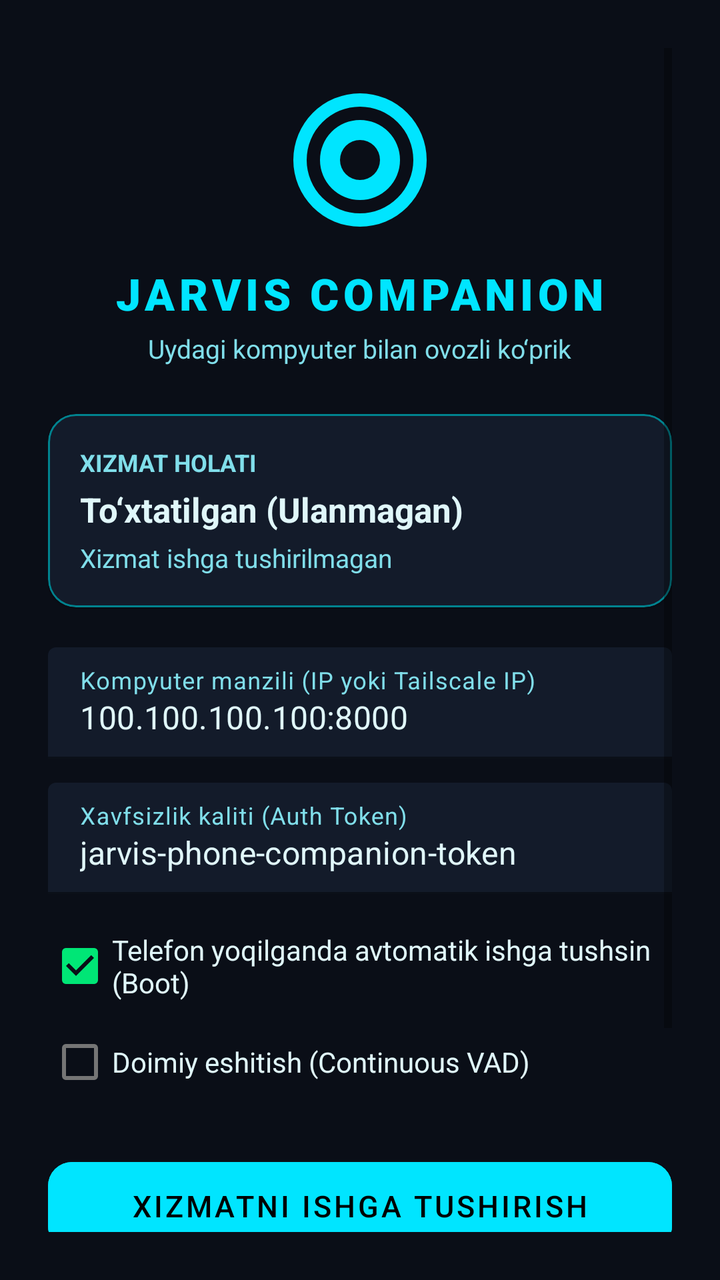
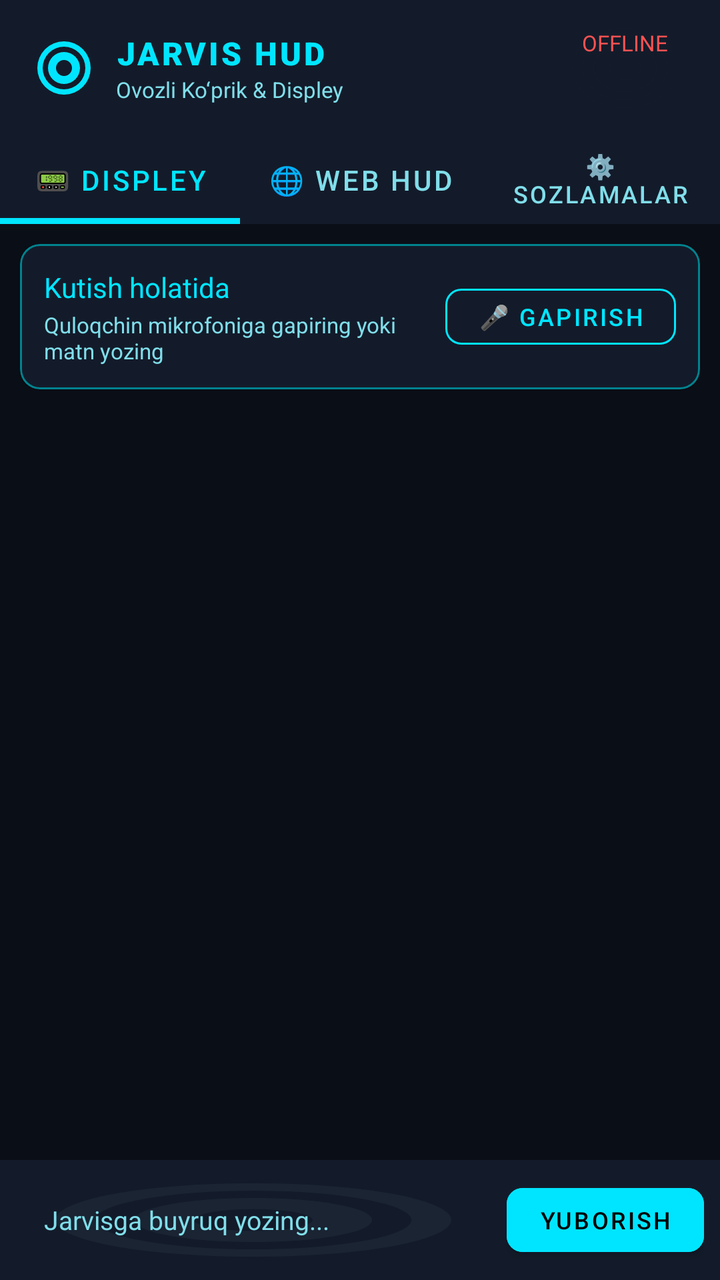

An Android layout rendered at two revisions. The XML below is the earlier revision; the diff shows what the commit changed to produce the second picture.
<!-- AndroidManifest.xml: application theme Theme.JarvisCompanion -->
<!-- res/layout/activity_main.xml -->
<?xml version="1.0" encoding="utf-8"?>
<ScrollView xmlns:android="http://schemas.android.com/apk/res/android"
    xmlns:app="http://schemas.android.com/apk/res-auto"
    android:layout_width="match_parent"
    android:layout_height="match_parent"
    android:background="@color/jarvis_bg"
    android:fillViewport="true"
    android:padding="24dp">

    <LinearLayout
        android:layout_width="match_parent"
        android:layout_height="wrap_content"
        android:gravity="center_horizontal"
        android:orientation="vertical">

        
        <ImageView
            android:id="@+id/ivLogo"
            android:layout_width="80dp"
            android:layout_height="80dp"
            android:layout_marginTop="16dp"
            android:src="@drawable/ic_jarvis"
            app:tint="@color/jarvis_cyan" />

        <TextView
            android:layout_width="wrap_content"
            android:layout_height="wrap_content"
            android:layout_marginTop="12dp"
            android:fontFamily="sans-serif-black"
            android:letterSpacing="0.1"
            android:text="JARVIS COMPANION"
            android:textColor="@color/jarvis_cyan"
            android:textSize="22sp" />

        <TextView
            android:layout_width="wrap_content"
            android:layout_height="wrap_content"
            android:layout_marginTop="4dp"
            android:text="Uydagi kompyuter bilan ovozli ko‘prik"
            android:textColor="@color/jarvis_text_dim"
            android:textSize="13sp" />

        
        <com.google.android.material.card.MaterialCardView
            android:layout_width="match_parent"
            android:layout_height="wrap_content"
            android:layout_marginTop="24dp"
            app:cardBackgroundColor="@color/jarvis_card"
            app:cardCornerRadius="14dp"
            app:strokeColor="@color/jarvis_dark_cyan"
            app:strokeWidth="1dp">

            <LinearLayout
                android:layout_width="match_parent"
                android:layout_height="wrap_content"
                android:orientation="vertical"
                android:padding="16dp">

                <TextView
                    android:id="@+id/tvStatusTitle"
                    android:layout_width="wrap_content"
                    android:layout_height="wrap_content"
                    android:text="XIZMAT HOLATI"
                    android:textColor="@color/jarvis_text_dim"
                    android:textSize="12sp"
                    android:textStyle="bold" />

                <TextView
                    android:id="@+id/tvStatus"
                    android:layout_width="wrap_content"
                    android:layout_height="wrap_content"
                    android:layout_marginTop="4dp"
                    android:text="To‘xtatilgan (Ulanmagan)"
                    android:textColor="@color/jarvis_text"
                    android:textSize="17sp"
                    android:textStyle="bold" />

                <TextView
                    android:id="@+id/tvSubStatus"
                    android:layout_width="wrap_content"
                    android:layout_height="wrap_content"
                    android:layout_marginTop="4dp"
                    android:text="Xizmat ishga tushirilmagan"
                    android:textColor="@color/jarvis_text_dim"
                    android:textSize="13sp" />
            </LinearLayout>
        </com.google.android.material.card.MaterialCardView>

        
        <com.google.android.material.textfield.TextInputLayout
            android:layout_width="match_parent"
            android:layout_height="wrap_content"
            android:layout_marginTop="20dp"
            android:hint="Kompyuter manzili (IP yoki Tailscale IP)"
            android:textColorHint="@color/jarvis_text_dim"
            app:boxBackgroundColor="@color/jarvis_card"
            app:boxStrokeColor="@color/jarvis_cyan">

            <com.google.android.material.textfield.TextInputEditText
                android:id="@+id/etServerAddress"
                android:layout_width="match_parent"
                android:layout_height="wrap_content"
                android:inputType="textUri"
                android:text="100.100.100.100:8000"
                android:textColor="@color/jarvis_text" />
        </com.google.android.material.textfield.TextInputLayout>

        <com.google.android.material.textfield.TextInputLayout
            android:layout_width="match_parent"
            android:layout_height="wrap_content"
            android:layout_marginTop="12dp"
            android:hint="Xavfsizlik kaliti (Auth Token)"
            android:textColorHint="@color/jarvis_text_dim"
            app:boxBackgroundColor="@color/jarvis_card"
            app:boxStrokeColor="@color/jarvis_cyan">

            <com.google.android.material.textfield.TextInputEditText
                android:id="@+id/etAuthToken"
                android:layout_width="match_parent"
                android:layout_height="wrap_content"
                android:inputType="text"
                android:text="jarvis-phone-companion-token"
                android:textColor="@color/jarvis_text" />
        </com.google.android.material.textfield.TextInputLayout>

        
        <CheckBox
            android:id="@+id/cbAutoStart"
            android:layout_width="match_parent"
            android:layout_height="wrap_content"
            android:layout_marginTop="12dp"
            android:checked="true"
            android:text="Telefon yoqilganda avtomatik ishga tushsin (Boot)"
            android:textColor="@color/jarvis_text" />

        <CheckBox
            android:id="@+id/cbContinuous"
            android:layout_width="match_parent"
            android:layout_height="wrap_content"
            android:checked="false"
            android:text="Doimiy eshitish (Continuous VAD)"
            android:textColor="@color/jarvis_text" />

        
        <com.google.android.material.button.MaterialButton
            android:id="@+id/btnToggleService"
            android:layout_width="match_parent"
            android:layout_height="56dp"
            android:layout_marginTop="20dp"
            android:backgroundTint="@color/jarvis_cyan"
            android:fontFamily="sans-serif-medium"
            android:text="XIZMATNI ISHGA TUSHIRISH"
            android:textColor="#000000"
            android:textSize="15sp"
            app:cornerRadius="12dp" />

        
        <TextView
            android:layout_width="match_parent"
            android:layout_height="wrap_content"
            android:layout_marginTop="24dp"
            android:lineSpacingExtra="3dp"
            android:text="ℹ️ Eslatma:\n• Bu ilovani ochib turish SHART EMAS — xizmat yoqilgach, ilovani yopib yuborsangiz ham u fonda xalaqit bermasdan ishlayveradi.\n• Bildirishnoma (Notification) orqali yoki Bluetooth quloqchin tugmasini bosib gapirish mumkin.\n• Cho‘ntakda, ekran o‘chiq bo‘lsa ham aloqa uzilmaydi."
            android:textColor="@color/jarvis_text_dim"
            android:textSize="12sp" />

    </LinearLayout>
</ScrollView>
<!-- resources referenced by this layout -->
<resources>
  <color name="jarvis_bg">#0A0E17</color>
  <color name="jarvis_card">#131B2A</color>
  <color name="jarvis_cyan">#00E5FF</color>
  <color name="jarvis_dark_cyan">#00838F</color>
  <color name="jarvis_text">#E0F7FA</color>
  <color name="jarvis_text_dim">#80DEEA</color>
  <!-- drawable ic_jarvis (drawable) -->
  <vector xmlns:android="http://schemas.android.com/apk/res/android"
      android:width="48dp"
      android:height="48dp"
      android:viewportWidth="24"
      android:viewportHeight="24">
    <path
        android:fillColor="#00E5FF"
        android:pathData="M12,2A10,10 0,0 0,2 12A10,10 0,0 0,12 22A10,10 0,0 0,22 12A10,10 0,0 0,12 2M12,4A8,8 0,0 1,20 12A8,8 0,0 1,12 20A8,8 0,0 1,4 12A8,8 0,0 1,12 4M12,6A6,6 0,0 0,6 12A6,6 0,0 0,12 18A6,6 0,0 0,18 12A6,6 0,0 0,12 6M12,9A3,3 0,0 1,15 12A3,3 0,0 1,12 15A3,3 0,0 1,9 12A3,3 0,0 1,12 9Z"/>
  </vector>
  <style name="Theme.JarvisCompanion" parent="Theme.MaterialComponents.DayNight.NoActionBar">
          <item name="colorPrimary">@color/jarvis_cyan</item>
          <item name="colorPrimaryVariant">@color/jarvis_dark_cyan</item>
          <item name="colorOnPrimary">#000000</item>
          <item name="colorSecondary">@color/jarvis_accent</item>
          <item name="android:statusBarColor">@color/jarvis_bg</item>
          <item name="android:windowBackground">@color/jarvis_bg</item>
      </style>
  <color name="jarvis_accent">#00E676</color>
</resources>

<!-- the commit's change to res/layout/activity_main.xml (unified diff, before → after) -->
@@ -1,168 +1,360 @@
 <?xml version="1.0" encoding="utf-8"?>
-<ScrollView xmlns:android="http://schemas.android.com/apk/res/android"
+<LinearLayout xmlns:android="http://schemas.android.com/apk/res/android"
     xmlns:app="http://schemas.android.com/apk/res-auto"
     android:layout_width="match_parent"
     android:layout_height="match_parent"
     android:background="@color/jarvis_bg"
-    android:fillViewport="true"
-    android:padding="24dp">
-
+    android:orientation="vertical">
+
+    
     <LinearLayout
         android:layout_width="match_parent"
         android:layout_height="wrap_content"
-        android:gravity="center_horizontal"
-        android:orientation="vertical">
-
-        
+        android:background="@color/jarvis_card"
+        android:gravity="center_vertical"
+        android:paddingHorizontal="16dp"
+        android:paddingVertical="10dp">
+
         <ImageView
-            android:id="@+id/ivLogo"
-            android:layout_width="80dp"
-            android:layout_height="80dp"
-            android:layout_marginTop="16dp"
+            android:layout_width="32dp"
+            android:layout_height="32dp"
             android:src="@drawable/ic_jarvis"
             app:tint="@color/jarvis_cyan" />
 
-        <TextView
-            android:layout_width="wrap_content"
-            android:layout_height="wrap_content"
-            android:layout_marginTop="12dp"
-            android:fontFamily="sans-serif-black"
-            android:letterSpacing="0.1"
-            android:text="JARVIS COMPANION"
-            android:textColor="@color/jarvis_cyan"
-            android:textSize="22sp" />
-
-        <TextView
-            android:layout_width="wrap_content"
-            android:layout_height="wrap_content"
-            android:layout_marginTop="4dp"
-            android:text="Uydagi kompyuter bilan ovozli ko‘prik"
-            android:textColor="@color/jarvis_text_dim"
-            android:textSize="13sp" />
-
-        
-        <com.google.android.material.card.MaterialCardView
-            android:layout_width="match_parent"
-            android:layout_height="wrap_content"
-            android:layout_marginTop="24dp"
-            app:cardBackgroundColor="@color/jarvis_card"
-            app:cardCornerRadius="14dp"
-            app:strokeColor="@color/jarvis_dark_cyan"
-            app:strokeWidth="1dp">
-
-            <LinearLayout
-                android:layout_width="match_parent"
-                android:layout_height="wrap_content"
-                android:orientation="vertical"
-                android:padding="16dp">
-
-                <TextView
-                    android:id="@+id/tvStatusTitle"
-                    android:layout_width="wrap_content"
-                    android:layout_height="wrap_content"
-                    android:text="XIZMAT HOLATI"
-                    android:textColor="@color/jarvis_text_dim"
-                    android:textSize="12sp"
-                    android:textStyle="bold" />
-
-                <TextView
-                    android:id="@+id/tvStatus"
-                    android:layout_width="wrap_content"
-                    android:layout_height="wrap_content"
-                    android:layout_marginTop="4dp"
-                    android:text="To‘xtatilgan (Ulanmagan)"
-                    android:textColor="@color/jarvis_text"
-                    android:textSize="17sp"
-                    android:textStyle="bold" />
-
-                <TextView
-                    android:id="@+id/tvSubStatus"
-                    android:layout_width="wrap_content"
-                    android:layout_height="wrap_content"
-                    android:layout_marginTop="4dp"
-                    android:text="Xizmat ishga tushirilmagan"
-                    android:textColor="@color/jarvis_text_dim"
-                    android:textSize="13sp" />
-            </LinearLayout>
-        </com.google.android.material.card.MaterialCardView>
-
-        
-        <com.google.android.material.textfield.TextInputLayout
-            android:layout_width="match_parent"
-            android:layout_height="wrap_content"
-            android:layout_marginTop="20dp"
-            android:hint="Kompyuter manzili (IP yoki Tailscale IP)"
-            android:textColorHint="@color/jarvis_text_dim"
-            app:boxBackgroundColor="@color/jarvis_card"
-            app:boxStrokeColor="@color/jarvis_cyan">
-
-            <com.google.android.material.textfield.TextInputEditText
-                android:id="@+id/etServerAddress"
-                android:layout_width="match_parent"
-                android:layout_height="wrap_content"
-                android:inputType="textUri"
-                android:text="100.100.100.100:8000"
-                android:textColor="@color/jarvis_text" />
-        </com.google.android.material.textfield.TextInputLayout>
-
-        <com.google.android.material.textfield.TextInputLayout
-            android:layout_width="match_parent"
-            android:layout_height="wrap_content"
-            android:layout_marginTop="12dp"
-            android:hint="Xavfsizlik kaliti (Auth Token)"
-            android:textColorHint="@color/jarvis_text_dim"
-            app:boxBackgroundColor="@color/jarvis_card"
-            app:boxStrokeColor="@color/jarvis_cyan">
-
-            <com.google.android.material.textfield.TextInputEditText
-                android:id="@+id/etAuthToken"
-                android:layout_width="match_parent"
-                android:layout_height="wrap_content"
-                android:inputType="text"
-                android:text="jarvis-phone-companion-token"
-                android:textColor="@color/jarvis_text" />
-        </com.google.android.material.textfield.TextInputLayout>
-
-        
-        <CheckBox
-            android:id="@+id/cbAutoStart"
-            android:layout_width="match_parent"
-            android:layout_height="wrap_content"
-            android:layout_marginTop="12dp"
-            android:checked="true"
-            android:text="Telefon yoqilganda avtomatik ishga tushsin (Boot)"
-            android:textColor="@color/jarvis_text" />
-
-        <CheckBox
-            android:id="@+id/cbContinuous"
-            android:layout_width="match_parent"
-            android:layout_height="wrap_content"
-            android:checked="false"
-            android:text="Doimiy eshitish (Continuous VAD)"
-            android:textColor="@color/jarvis_text" />
-
-        
-        <com.google.android.material.button.MaterialButton
-            android:id="@+id/btnToggleService"
-            android:layout_width="match_parent"
-            android:layout_height="56dp"
-            android:layout_marginTop="20dp"
-            android:backgroundTint="@color/jarvis_cyan"
-            android:fontFamily="sans-serif-medium"
-            android:text="XIZMATNI ISHGA TUSHIRISH"
-            android:textColor="#000000"
-            android:textSize="15sp"
-            app:cornerRadius="12dp" />
+        <LinearLayout
+            android:layout_width="0dp"
+            android:layout_height="wrap_content"
+            android:layout_marginStart="10dp"
+            android:layout_weight="1"
+            android:orientation="vertical">
+
+            <TextView
+                android:layout_width="wrap_content"
+                android:layout_height="wrap_content"
+                android:fontFamily="sans-serif-black"
+                android:letterSpacing="0.08"
+                android:text="JARVIS HUD"
+                android:textColor="@color/jarvis_cyan"
+                android:textSize="16sp" />
+
+            <TextView
+                android:id="@+id/tvHeaderSub"
+                android:layout_width="wrap_content"
+                android:layout_height="wrap_content"
+                android:text="Ovozli Ko‘prik &amp; Displey"
+                android:textColor="@color/jarvis_text_dim"
+                android:textSize="11sp" />
+        </LinearLayout>
 
         
         <TextView
+            android:id="@+id/tvStatusBadge"
+            android:layout_width="wrap_content"
+            android:layout_height="wrap_content"
+            android:background="@drawable/ic_jarvis"
+            android:backgroundTint="@color/jarvis_card"
+            android:fontFamily="sans-serif-bold"
+            android:paddingHorizontal="10dp"
+            android:paddingVertical="4dp"
+            android:text="OFFLINE"
+            android:textColor="@color/jarvis_red"
+            android:textSize="11sp" />
+    </LinearLayout>
+
+    
+    <com.google.android.material.tabs.TabLayout
+        android:id="@+id/tabLayout"
+        android:layout_width="match_parent"
+        android:layout_height="44dp"
+        android:background="@color/jarvis_card"
+        app:tabIndicatorColor="@color/jarvis_cyan"
+        app:tabIndicatorHeight="3dp"
+        app:tabMode="fixed"
+        app:tabSelectedTextColor="@color/jarvis_cyan"
+        app:tabTextColor="@color/jarvis_text_dim">
+
+        <com.google.android.material.tabs.TabItem
+            android:layout_width="wrap_content"
+            android:layout_height="wrap_content"
+            android:text="📟 DISPLEY" />
+
+        <com.google.android.material.tabs.TabItem
+            android:layout_width="wrap_content"
+            android:layout_height="wrap_content"
+            android:text="🌐 WEB HUD" />
+
+        <com.google.android.material.tabs.TabItem
+            android:layout_width="wrap_content"
+            android:layout_height="wrap_content"
+            android:text="⚙️ SOZLAMALAR" />
+    </com.google.android.material.tabs.TabLayout>
+
+    
+    <FrameLayout
+        android:layout_width="match_parent"
+        android:layout_height="0dp"
+        android:layout_weight="1">
+
+        
+        <LinearLayout
+            android:id="@+id/tabLiveDisplay"
             android:layout_width="match_parent"
-            android:layout_height="wrap_content"
-            android:layout_marginTop="24dp"
-            android:lineSpacingExtra="3dp"
-            android:text="ℹ️ Eslatma:\n• Bu ilovani ochib turish SHART EMAS — xizmat yoqilgach, ilovani yopib yuborsangiz ham u fonda xalaqit bermasdan ishlayveradi.\n• Bildirishnoma (Notification) orqali yoki Bluetooth quloqchin tugmasini bosib gapirish mumkin.\n• Cho‘ntakda, ekran o‘chiq bo‘lsa ham aloqa uzilmaydi."
-            android:textColor="@color/jarvis_text_dim"
-            android:textSize="12sp" />
-
-    </LinearLayout>
-</ScrollView>
+            android:layout_height="match_parent"
+            android:orientation="vertical"
+            android:visibility="visible">
+
+            
+            <com.google.android.material.card.MaterialCardView
+                android:layout_width="match_parent"
+                android:layout_height="wrap_content"
+                android:layout_margin="10dp"
+                app:cardBackgroundColor="@color/jarvis_card"
+                app:cardCornerRadius="10dp"
+                app:strokeColor="@color/jarvis_dark_cyan"
+                app:strokeWidth="1dp">
+
+                <LinearLayout
+                    android:layout_width="match_parent"
+                    android:layout_height="wrap_content"
+                    android:gravity="center_vertical"
+                    android:orientation="horizontal"
+                    android:padding="12dp">
+
+                    <LinearLayout
+                        android:layout_width="0dp"
+                        android:layout_height="wrap_content"
+                        android:layout_weight="1"
+                        android:orientation="vertical">
+
+                        <TextView
+                            android:id="@+id/tvLiveStatus"
+                            android:layout_width="wrap_content"
+                            android:layout_height="wrap_content"
+                            android:fontFamily="sans-serif-bold"
+                            android:text="Kutish holatida"
+                            android:textColor="@color/jarvis_cyan"
+                            android:textSize="14sp" />
+
+                        <TextView
+                            android:id="@+id/tvLiveSubStatus"
+                            android:layout_width="wrap_content"
+                            android:layout_height="wrap_content"
+                            android:layout_marginTop="2dp"
+                            android:text="Quloqchin mikrofoniga gapiring yoki matn yozing"
+                            android:textColor="@color/jarvis_text_dim"
+                            android:textSize="11sp" />
+                    </LinearLayout>
+
+                    <com.google.android.material.button.MaterialButton
+                        android:id="@+id/btnQuickMic"
+                        style="@style/Widget.MaterialComponents.Button.OutlinedButton"
+                        android:layout_width="wrap_content"
+                        android:layout_height="40dp"
+                        android:text="🎤 Gapirish"
+                        android:textColor="@color/jarvis_cyan"
+                        android:textSize="12sp"
+                        app:cornerRadius="8dp"
+                        app:strokeColor="@color/jarvis_cyan" />
+                </LinearLayout>
+            </com.google.android.material.card.MaterialCardView>
+
+            
+            <androidx.recyclerview.widget.RecyclerView
+                android:id="@+id/rvLiveFeed"
+                android:layout_width="match_parent"
+                android:layout_height="0dp"
+                android:layout_weight="1"
+                android:clipToPadding="false"
+                android:paddingHorizontal="10dp"
+                android:paddingVertical="4dp" />
+
+            
+            <TextView
+                android:id="@+id/tvEmptyFeed"
+                android:layout_width="match_parent"
+                android:layout_height="0dp"
+                android:layout_weight="1"
+                android:gravity="center"
+                android:lineSpacingExtra="4dp"
+                android:text="Hozircha amallar yo‘q.\nGapiring: «Jarvis, qo‘shiq qo‘y» yoki «Jarvis, xarajat qo‘sh»\nNatijalar shu yerda ko‘rinadi!"
+                android:textColor="@color/jarvis_text_dim"
+                android:textSize="13sp"
+                android:visibility="gone" />
+
+            
+            <LinearLayout
+                android:layout_width="match_parent"
+                android:layout_height="wrap_content"
+                android:background="@color/jarvis_card"
+                android:gravity="center_vertical"
+                android:orientation="horizontal"
+                android:padding="8dp">
+
+                <EditText
+                    android:id="@+id/etCommandInput"
+                    android:layout_width="0dp"
+                    android:layout_height="44dp"
+                    android:layout_weight="1"
+                    android:background="@drawable/ic_jarvis"
+                    android:backgroundTint="#1A2433"
+                    android:hint="Jarvisga buyruq yozing..."
+                    android:paddingHorizontal="14dp"
+                    android:textColor="@color/jarvis_text"
+                    android:textColorHint="@color/jarvis_text_dim"
+                    android:textSize="13sp" />
+
+                <com.google.android.material.button.MaterialButton
+                    android:id="@+id/btnSendCommand"
+                    android:layout_width="wrap_content"
+                    android:layout_height="44dp"
+                    android:layout_marginStart="8dp"
+                    android:backgroundTint="@color/jarvis_cyan"
+                    android:text="Yuborish"
+                    android:textColor="#000000"
+                    android:textSize="12sp"
+                    app:cornerRadius="8dp" />
+            </LinearLayout>
+        </LinearLayout>
+
+        
+        <LinearLayout
+            android:id="@+id/tabWebDisplay"
+            android:layout_width="match_parent"
+            android:layout_height="match_parent"
+            android:orientation="vertical"
+            android:visibility="gone">
+
+            <LinearLayout
+                android:layout_width="match_parent"
+                android:layout_height="wrap_content"
+                android:background="@color/jarvis_card"
+                android:gravity="center_vertical"
+                android:padding="6dp">
+
+                <TextView
+                    android:id="@+id/tvWebUrl"
+                    android:layout_width="0dp"
+                    android:layout_height="wrap_content"
+                    android:layout_weight="1"
+                    android:paddingStart="8dp"
+                    android:text="http://100.112.86.116:8000"
+                    android:textColor="@color/jarvis_text_dim"
+                    android:textSize="12sp" />
+
+                <com.google.android.material.button.MaterialButton
+                    android:id="@+id/btnReloadWeb"
+                    style="@style/Widget.MaterialComponents.Button.TextButton"
+                    android:layout_width="wrap_content"
+                    android:layout_height="36dp"
+                    android:text="🔄 Qayta yuklash"
+                    android:textColor="@color/jarvis_cyan"
+                    android:textSize="11sp" />
+            </LinearLayout>
+
+            <WebView
+                android:id="@+id/webViewDashboard"
+                android:layout_width="match_parent"
+                android:layout_height="match_parent"
+                android:background="@color/jarvis_bg" />
+        </LinearLayout>
+
+        
+        <ScrollView
+            android:id="@+id/tabSettings"
+            android:layout_width="match_parent"
+            android:layout_height="match_parent"
+            android:fillViewport="true"
+            android:padding="20dp"
+            android:visibility="gone">
+
+            <LinearLayout
+                android:layout_width="match_parent"
+                android:layout_height="wrap_content"
+                android:orientation="vertical">
+
+                <TextView
+                    android:layout_width="wrap_content"
+                    android:layout_height="wrap_content"
+                    android:fontFamily="sans-serif-bold"
+                    android:text="KOMPYUTER SOZLAMALARI"
+                    android:textColor="@color/jarvis_cyan"
+                    android:textSize="14sp" />
+
+                <com.google.android.material.textfield.TextInputLayout
+                    android:layout_width="match_parent"
+                    android:layout_height="wrap_content"
+                    android:layout_marginTop="12dp"
+                    android:hint="Kompyuter manzili (IP yoki Tailscale IP)"
+                    android:textColorHint="@color/jarvis_text_dim"
+                    app:boxBackgroundColor="@color/jarvis_card"
+                    app:boxStrokeColor="@color/jarvis_cyan">
+
+                    <com.google.android.material.textfield.TextInputEditText
+                        android:id="@+id/etServerAddress"
+                        android:layout_width="match_parent"
+                        android:layout_height="wrap_content"
+                        android:inputType="textUri"
+                        android:text="100.112.86.116:8000"
+                        android:textColor="@color/jarvis_text" />
+                </com.google.android.material.textfield.TextInputLayout>
+
+                <com.google.android.material.textfield.TextInputLayout
+                    android:layout_width="match_parent"
+                    android:layout_height="wrap_content"
+                    android:layout_marginTop="12dp"
+                    android:hint="Xavfsizlik kaliti (Auth Token)"
+                    android:textColorHint="@color/jarvis_text_dim"
+                    app:boxBackgroundColor="@color/jarvis_card"
+                    app:boxStrokeColor="@color/jarvis_cyan">
+
+                    <com.google.android.material.textfield.TextInputEditText
+                        android:id="@+id/etAuthToken"
+                        android:layout_width="match_parent"
+                        android:layout_height="wrap_content"
+                        android:inputType="text"
+                        android:text="jarvis-phone-companion-token"
+                        android:textColor="@color/jarvis_text" />
+                </com.google.android.material.textfield.TextInputLayout>
+
+                <CheckBox
+                    android:id="@+id/cbAutoStart"
+                    android:layout_width="match_parent"
+                    android:layout_height="wrap_content"
+                    android:layout_marginTop="16dp"
+                    android:checked="true"
+                    android:text="Telefon yoqilganda avtomatik ishga tushsin (Boot)"
+                    android:textColor="@color/jarvis_text" />
+
+                <CheckBox
+                    android:id="@+id/cbContinuous"
+                    android:layout_width="match_parent"
+                    android:layout_height="wrap_content"
+                    android:checked="false"
+                    android:text="Doimiy eshitish (Continuous VAD)"
+                    android:textColor="@color/jarvis_text" />
+
+                <com.google.android.material.button.MaterialButton
+                    android:id="@+id/btnToggleService"
+                    android:layout_width="match_parent"
+                    android:layout_height="54dp"
+                    android:layout_marginTop="20dp"
+                    android:backgroundTint="@color/jarvis_cyan"
+                    android:fontFamily="sans-serif-medium"
+                    android:text="XIZMATNI ISHGA TUSHIRISH"
+                    android:textColor="#000000"
+                    android:textSize="14sp"
+                    app:cornerRadius="10dp" />
+
+                <TextView
+                    android:layout_width="match_parent"
+                    android:layout_height="wrap_content"
+                    android:layout_marginTop="20dp"
+                    android:lineSpacingExtra="3dp"
+                    android:text="ℹ️ Eslatma:\n• Bu ilovani ochib turish SHART EMAS — xizmat yoqilgach ekran o‘chsa ham ishlayveradi.\n• Bildirishnoma yoki Bluetooth quloqchin tugmasini bosib gapirish mumkin.\n• Jonli displey tabida JARVISning barcha harakatlari va javoblarini kuzatishingiz mumkin."
+                    android:textColor="@color/jarvis_text_dim"
+                    android:textSize="11sp" />
+            </LinearLayout>
+        </ScrollView>
+
+    </FrameLayout>
+</LinearLayout>
<!-- resource entries referenced after the edit -->
@@ -4,6 +4,7 @@
   <color name="jarvis_card">#131B2A</color>
   <color name="jarvis_cyan">#00E5FF</color>
   <color name="jarvis_dark_cyan">#00838F</color>
+  <color name="jarvis_red">#FF5252</color>
   <color name="jarvis_text">#E0F7FA</color>
   <color name="jarvis_text_dim">#80DEEA</color>
   <!-- drawable ic_jarvis (drawable) -->
